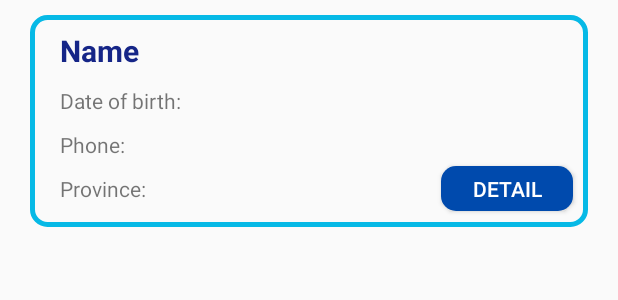
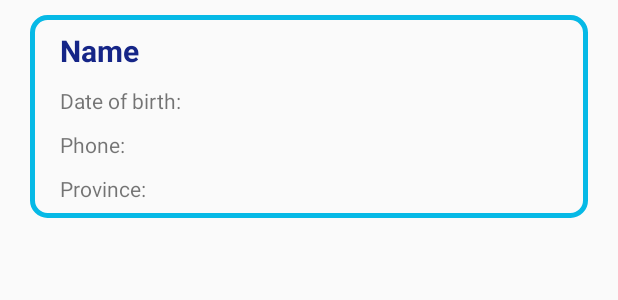
Before and after one commit to NguyenTrung3102/iHealth_Droid, an Android app built with Jetpack Compose: the layout item_profile.xml on its own in the app's theme, with its tools: preview values and no code run, on a phone screen of 412 x 824 dp. Shown: the top 300 px of the screen. Run offline under Robolectric (Android 15) with nearby library versions, the phone set to English and light mode, and no system bars.

Commit message:
Profile Detail Activity now working correctly + fix no user Ethnic being push to Database

```diff
--- a/app/src/main/java/com/example/ihealthdroid/CreateProfileActivity.kt
+++ b/app/src/main/java/com/example/ihealthdroid/CreateProfileActivity.kt
@@ -161,6 +161,7 @@ class CreateProfileActivity : ComponentActivity() {
                                                 "sex" to userSex,
                                                 "phone" to userPhone,
                                                 "citizenID" to userCID,
+                                                "ethnic" to userEthnic,
                                                 "province" to userProvince,
                                                 "district" to userDistrict
                                             )
--- a/app/src/main/res/layout/item_profile.xml
+++ b/app/src/main/res/layout/item_profile.xml
@@ -52,15 +52,6 @@
             android:paddingBottom="10dp"
             android:text="Province:" />
 
-        <Button
-            android:id="@+id/btn_detail"
-            android:layout_width="wrap_content"
-            android:layout_height="30dp"
-            android:text="Detail"
-            android:layout_marginBottom="15dp"
-            android:layout_marginRight="10dp"
-            android:textColor="@color/white"
-            android:background="@drawable/rounded_button"/>
     </LinearLayout>
 
 </LinearLayout>
```
Also changed, not shown: app/src/main/java/com/example/ihealthdroid/CustomProfileAdapter.kt (+14 -20 lines), app/src/main/java/com/example/ihealthdroid/MedicalProfileActivity.kt (+17 -6 lines), app/src/main/java/com/example/ihealthdroid/ProfileModel.kt (+10 -10 lines). Lines whose indentation alone changed are shown as unchanged.
